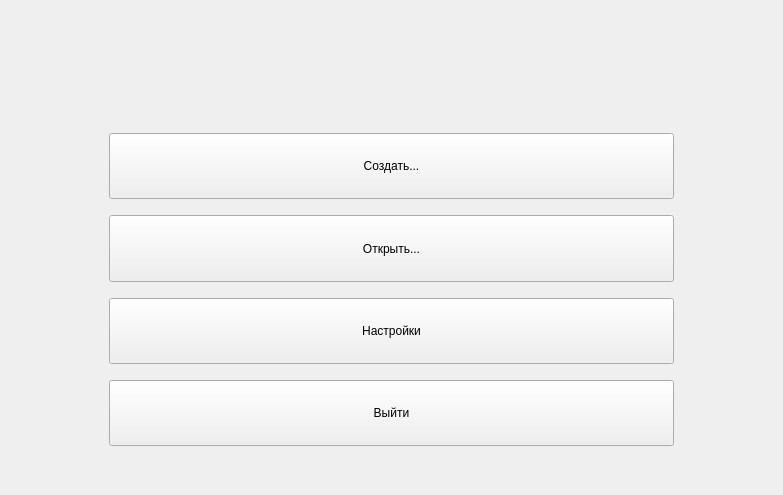
Old version of the form ui/main.ui in the repository MIV228/Victorio.
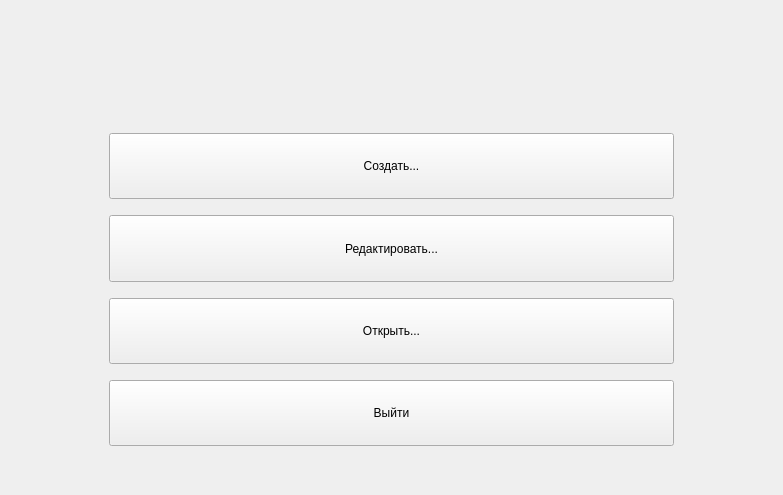
New version of the form.

```diff
--- a/ui/main.ui
+++ b/ui/main.ui
@@ -151,7 +151,7 @@
            </sizepolicy>
           </property>
           <property name="text">
-           <string>Открыть...</string>
+           <string>Редактировать...</string>
           </property>
          </widget>
         </item>
@@ -180,7 +180,7 @@
            </sizepolicy>
           </property>
           <property name="text">
-           <string>Настройки</string>
+           <string>Открыть...</string>
           </property>
          </widget>
         </item>
```
Left out of the diff: 2 changed lines with no effect on the pictures.
